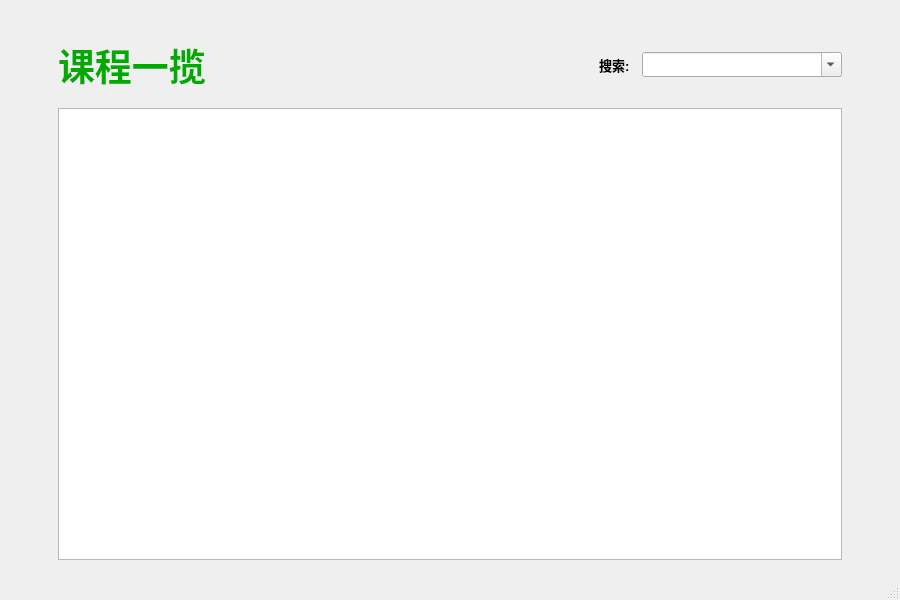
The window that mainwindow.ui (skaarf9/courseAutoGeneratedSystem) describes before a commit, drawn with Qt 5.
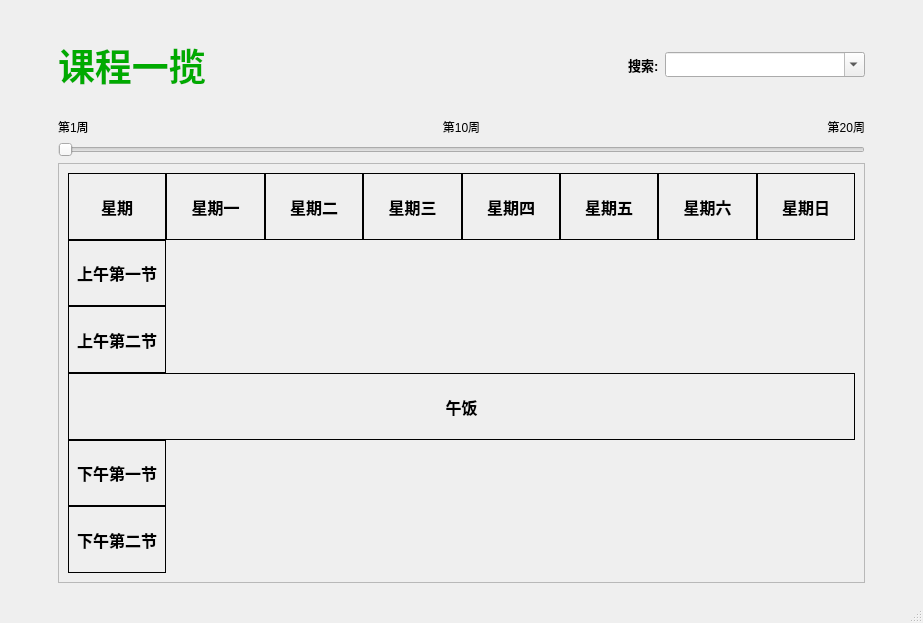
The same window after the commit. The open tabs and pages were chosen to show the change.

Diff of the .ui file:
```diff
--- a/mainwindow.ui
+++ b/mainwindow.ui
@@ -6,8 +6,8 @@
    <rect>
     <x>0</x>
     <y>0</y>
-    <width>900</width>
-    <height>600</height>
+    <width>923</width>
+    <height>623</height>
    </rect>
   </property>
   <property name="windowTitle">
@@ -18,10 +18,10 @@
   </property>
   <widget class="QWidget" name="centralwidget">
    <layout class="QGridLayout" name="gridLayout_2">
-    <item row="2" column="1">
+    <item row="2" column="0" colspan="2">
      <widget class="QStackedWidget" name="stackedWidget">
       <property name="currentIndex">
-       <number>0</number>
+       <number>1</number>
       </property>
       <widget class="QWidget" name="login">
        <layout class="QGridLayout" name="gridLayout_3">
@@ -107,7 +107,7 @@
            <enum>QFrame::Raised</enum>
           </property>
           <property name="lineWidth">
-           <number>1</number>
+           <number>2</number>
           </property>
           <property name="midLineWidth">
            <number>1</number>
@@ -375,42 +375,7 @@
       </widget>
       <widget class="QWidget" name="courses_info">
        <layout class="QGridLayout" name="gridLayout_6">
-        <item row="1" column="1">
-         <widget class="QLabel" name="label">
-          <property name="font">
-           <font>
-            <pointsize>28</pointsize>
-            <bold>true</bold>
-           </font>
-          </property>
-          <property name="styleSheet">
-           <string notr="true">color:rgb(0, 170, 0)</string>
-          </property>
-          <property name="text">
-           <string>课程一揽</string>
-          </property>
-         </widget>
-        </item>
-        <item row="3" column="1" colspan="6">
-         <widget class="QTableView" name="courseView"/>
-        </item>
-        <item row="1" column="0">
-         <spacer name="horizontalSpacer_9">
-          <property name="orientation">
-           <enum>Qt::Horizontal</enum>
-          </property>
-          <property name="sizeType">
-           <enum>QSizePolicy::Fixed</enum>
-          </property>
-          <property name="sizeHint" stdset="0">
-           <size>
-            <width>40</width>
-            <height>20</height>
-           </size>
-          </property>
-         </spacer>
-        </item>
-        <item row="0" column="6">
+        <item row="0" column="5">
          <spacer name="verticalSpacer_8">
           <property name="orientation">
            <enum>Qt::Vertical</enum>
@@ -426,7 +391,7 @@
           </property>
          </spacer>
         </item>
-        <item row="1" column="5" colspan="2">
+        <item row="1" column="4" colspan="2">
          <widget class="QComboBox" name="comboBox">
           <property name="minimumSize">
            <size>
@@ -451,6 +416,22 @@
           </property>
          </widget>
         </item>
+        <item row="1" column="1">
+         <widget class="QLabel" name="label">
+          <property name="font">
+           <font>
+            <pointsize>28</pointsize>
+            <bold>true</bold>
+           </font>
+          </property>
+          <property name="styleSheet">
+           <string notr="true">color:rgb(0, 170, 0)</string>
+          </property>
+          <property name="text">
+           <string>课程一揽</string>
+          </property>
+         </widget>
+        </item>
         <item row="1" column="3">
          <widget class="QLabel" name="label_3">
           <property name="font">
@@ -464,8 +445,8 @@
           </property>
          </widget>
         </item>
-        <item row="0" column="7">
-         <spacer name="horizontalSpacer_7">
+        <item row="2" column="0">
+         <spacer name="horizontalSpacer_9">
           <property name="orientation">
            <enum>Qt::Horizontal</enum>
           </property>
@@ -480,7 +461,280 @@
           </property>
          </spacer>
         </item>
-        <item row="2" column="6">
+        <item row="6" column="1" colspan="5">
+         <widget class="QScrollArea" name="scrollArea">
+          <property name="widgetResizable">
+           <bool>true</bool>
+          </property>
+          <widget class="QWidget" name="scrollAreaWidgetContents">
+           <property name="geometry">
+            <rect>
+             <x>0</x>
+             <y>0</y>
+             <width>783</width>
+             <height>376</height>
+            </rect>
+           </property>
+           <layout class="QGridLayout" name="gridLayout_8">
+            <item row="0" column="0">
+             <layout class="QGridLayout" name="coursesDisplay">
+              <property name="spacing">
+               <number>0</number>
+              </property>
+              <item row="0" column="2">
+               <widget class="QLabel" name="label_4">
+                <property name="font">
+                 <font>
+                  <pointsize>12</pointsize>
+                  <bold>true</bold>
+                 </font>
+                </property>
+                <property name="frameShape">
+                 <enum>QFrame::Box</enum>
+                </property>
+                <property name="text">
+                 <string>星期二</string>
+                </property>
+                <property name="alignment">
+                 <set>Qt::AlignCenter</set>
+                </property>
+               </widget>
+              </item>
+              <item row="0" column="0">
+               <widget class="QLabel" name="label_8">
+                <property name="font">
+                 <font>
+                  <pointsize>12</pointsize>
+                  <bold>true</bold>
+                 </font>
+                </property>
+                <property name="frameShape">
+                 <enum>QFrame::Box</enum>
+                </property>
+                <property name="text">
+                 <string>星期</string>
+                </property>
+                <property name="alignment">
+                 <set>Qt::AlignCenter</set>
+                </property>
+               </widget>
+              </item>
+              <item row="0" column="1">
+               <widget class="QLabel" name="label_2">
+                <property name="font">
+                 <font>
+                  <pointsize>12</pointsize>
+                  <bold>true</bold>
+                 </font>
+                </property>
+                <property name="frameShape">
+                 <enum>QFrame::Box</enum>
+                </property>
+                <property name="text">
+                 <string>星期一</string>
+                </property>
+                <property name="alignment">
+                 <set>Qt::AlignCenter</set>
+                </property>
+               </widget>
+              </item>
+              <item row="0" column="6">
+               <widget class="QLabel" name="label_9">
+                <property name="font">
+                 <font>
+                  <pointsize>12</pointsize>
+                  <bold>true</bold>
+                 </font>
+                </property>
+                <property name="frameShape">
+                 <enum>QFrame::Box</enum>
+                </property>
+                <property name="text">
+                 <string>星期六</string>
+                </property>
+                <property name="alignment">
+                 <set>Qt::AlignCenter</set>
+                </property>
+               </widget>
+              </item>
+              <item row="0" column="3">
+               <widget class="QLabel" name="label_5">
+                <property name="font">
+                 <font>
+                  <pointsize>12</pointsize>
+                  <bold>true</bold>
+                 </font>
+                </property>
+                <property name="frameShape">
+                 <enum>QFrame::Box</enum>
+                </property>
+                <property name="text">
+                 <string>星期三</string>
+                </property>
+                <property name="alignment">
+                 <set>Qt::AlignCenter</set>
+                </property>
+               </widget>
+              </item>
+              <item row="0" column="4">
+               <widget class="QLabel" name="label_6">
+                <property name="font">
+                 <font>
+                  <pointsize>12</pointsize>
+                  <bold>true</bold>
+                 </font>
+                </property>
+                <property name="frameShape">
+                 <enum>QFrame::Box</enum>
+                </property>
+                <property name="text">
+                 <string>星期四</string>
+                </property>
+                <property name="alignment">
+                 <set>Qt::AlignCenter</set>
+                </property>
+               </widget>
+              </item>
+              <item row="0" column="5">
+               <widget class="QLabel" name="label_7">
+                <property name="font">
+                 <font>
+                  <pointsize>12</pointsize>
+                  <bold>true</bold>
+                 </font>
+                </property>
+                <property name="frameShape">
+                 <enum>QFrame::Box</enum>
+                </property>
+                <property name="text">
+                 <string>星期五</string>
+                </property>
+                <property name="alignment">
+                 <set>Qt::AlignCenter</set>
+                </property>
+               </widget>
+              </item>
+              <item row="0" column="7">
+               <widget class="QLabel" name="label_10">
+                <property name="font">
+                 <font>
+                  <pointsize>12</pointsize>
+                  <bold>true</bold>
+                 </font>
+                </property>
+                <property name="frameShape">
+                 <enum>QFrame::Box</enum>
+                </property>
+                <property name="text">
+                 <string>星期日</string>
+                </property>
+                <property name="alignment">
+                 <set>Qt::AlignCenter</set>
+                </property>
+               </widget>
+              </item>
+              <item row="1" column="0">
+               <widget class="QLabel" name="label_11">
+                <property name="font">
+                 <font>
+                  <pointsize>12</pointsize>
+                  <bold>true</bold>
+                 </font>
+                </property>
+                <property name="frameShape">
+                 <enum>QFrame::Box</enum>
+                </property>
+                <property name="text">
+                 <string>上午第一节</string>
+                </property>
+                <property name="alignment">
+                 <set>Qt::AlignCenter</set>
+                </property>
+               </widget>
+              </item>
+              <item row="3" column="0">
+               <widget class="QLabel" name="label_12">
+                <property name="font">
+                 <font>
+                  <pointsize>12</pointsize>
+                  <bold>true</bold>
+                 </font>
+                </property>
+                <property name="frameShape">
+                 <enum>QFrame::Box</enum>
+                </property>
+                <property name="text">
+                 <string>上午第二节</string>
+                </property>
+                <property name="alignment">
+                 <set>Qt::AlignCenter</set>
+                </property>
+               </widget>
+              </item>
+              <item row="7" column="0">
+               <widget class="QLabel" name="label_14">
+                <property name="font">
+                 <font>
+                  <pointsize>12</pointsize>
+                  <bold>true</bold>
+                 </font>
+                </property>
+                <property name="frameShape">
+                 <enum>QFrame::Box</enum>
+                </property>
+                <property name="text">
+                 <string>下午第一节</string>
+                </property>
+                <property name="alignment">
+                 <set>Qt::AlignCenter</set>
+                </property>
+               </widget>
+              </item>
+              <item row="8" column="0">
+               <widget class="QLabel" name="label_15">
+                <property name="font">
+                 <font>
+                  <pointsize>12</pointsize>
+                  <bold>true</bold>
+                 </font>
+                </property>
+                <property name="frameShape">
+                 <enum>QFrame::Box</enum>
+                </property>
+                <property name="text">
+                 <string>下午第二节</string>
+                </property>
+                <property name="alignment">
+                 <set>Qt::AlignCenter</set>
+                </property>
+               </widget>
+              </item>
+              <item row="6" column="0" colspan="8">
+               <widget class="QLabel" name="label_13">
+                <property name="font">
+                 <font>
+                  <pointsize>12</pointsize>
+                  <bold>true</bold>
+                 </font>
+                </property>
+                <property name="frameShape">
+                 <enum>QFrame::Box</enum>
+                </property>
+                <property name="text">
+                 <string>午饭</string>
+                </property>
+                <property name="alignment">
+                 <set>Qt::AlignCenter</set>
+                </property>
+               </widget>
+              </item>
+             </layout>
+            </item>
+           </layout>
+          </widget>
+         </widget>
+        </item>
+        <item row="2" column="5">
          <spacer name="verticalSpacer_7">
           <property name="orientation">
            <enum>Qt::Vertical</enum>
@@ -496,6 +750,89 @@
           </property>
          </spacer>
         </item>
+        <item row="0" column="6">
+         <spacer name="horizontalSpacer_7">
+          <property name="orientation">
+           <enum>Qt::Horizontal</enum>
+          </property>
+          <property name="sizeType">
+           <enum>QSizePolicy::Fixed</enum>
+          </property>
+          <property name="sizeHint" stdset="0">
+           <size>
+            <width>40</width>
+            <height>20</height>
+           </size>
+          </property>
+         </spacer>
+        </item>
+        <item row="3" column="1" colspan="5">
+         <widget class="QWidget" name="widget_4" native="true">
+          <property name="minimumSize">
+           <size>
+            <width>0</width>
+            <height>0</height>
+           </size>
+          </property>
+          <layout class="QGridLayout" name="gridLayout_9">
+           <property name="leftMargin">
+            <number>0</number>
+           </property>
+           <property name="topMargin">
+            <number>0</number>
+           </property>
+           <property name="rightMargin">
+            <number>0</number>
+           </property>
+           <property name="bottomMargin">
+            <number>0</number>
+           </property>
+           <item row="0" column="0">
+            <widget class="QLabel" name="label_16">
+             <property name="text">
+              <string>第1周</string>
+             </property>
+            </widget>
+           </item>
+           <item row="0" column="1">
+            <widget class="QLabel" name="label_18">
+             <property name="text">
+              <string>第10周</string>
+             </property>
+             <property name="alignment">
+              <set>Qt::AlignCenter</set>
+             </property>
+            </widget>
+           </item>
+           <item row="0" column="2">
+            <widget class="QLabel" name="label_17">
+             <property name="text">
+              <string>第20周</string>
+             </property>
+             <property name="alignment">
+              <set>Qt::AlignRight|Qt::AlignTrailing|Qt::AlignVCenter</set>
+             </property>
+            </widget>
+           </item>
+           <item row="3" column="0" colspan="3">
+            <widget class="QSlider" name="horizontalSlider">
+             <property name="minimum">
+              <number>1</number>
+             </property>
+             <property name="maximum">
+              <number>20</number>
+             </property>
+             <property name="pageStep">
+              <number>5</number>
+             </property>
+             <property name="orientation">
+              <enum>Qt::Horizontal</enum>
+             </property>
+            </widget>
+           </item>
+          </layout>
+         </widget>
+        </item>
         <item row="1" column="2">
          <spacer name="horizontalSpacer_8">
           <property name="orientation">
```
